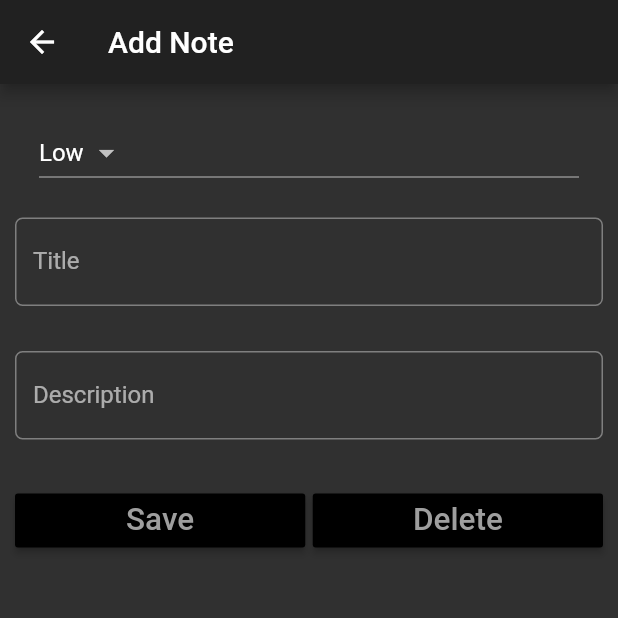
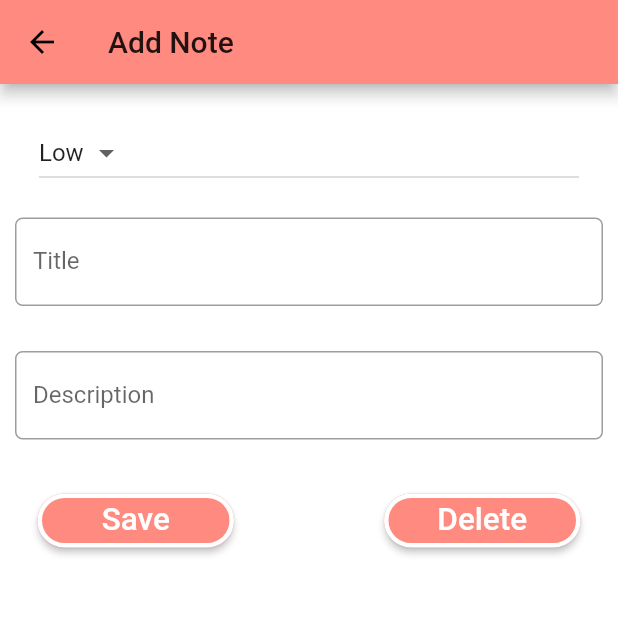
Before and after one commit to arundogra/notelist, a Flutter app: the screen it shows after launch, after a tap on the "add" icon, on a phone screen of 412 x 824 dp, the top half of it. Run offline on Flutter 3.47's test engine with Material 2 defaults, Android fonts, the phone set to English and light mode, and no system bars; Roboto replaces fonts that are missing (Georgia).

Commit message:
updating UI

```diff
--- a/lib/main.dart
+++ b/lib/main.dart
@@ -1,7 +1,5 @@
 import 'package:flutter/material.dart';
 import 'package:notelist/screens/notelist.dart';
-// import 'package:notelist/screens/notedetails.dart';
-
 
 void main() {
   runApp(MyApp());
@@ -12,9 +10,9 @@ class MyApp extends StatelessWidget {
   Widget build(BuildContext context) {
     return MaterialApp(
         theme: ThemeData(
-        brightness: Brightness.dark,
-        primaryColor: Colors.lightGreenAccent[800],
-        accentColor: Colors.grey[600],
+        canvasColor: Colors.white,
+        primaryColor: Colors.redAccent[100],
+        accentColor: Colors.redAccent[100],
         fontFamily: 'Georgia',
         ),
 
--- a/lib/screens/notedetails.dart
+++ b/lib/screens/notedetails.dart
@@ -29,6 +29,7 @@ class NoteDetailsState extends State<NoteDetails> {
         homePage();
       },
       child: Scaffold(
+
       appBar: AppBar(
         title: Text(appBarTitle),
         leading: IconButton(icon: Icon(
@@ -95,16 +96,21 @@ class NoteDetailsState extends State<NoteDetails> {
               ),
             ),
             Padding(
-              padding: EdgeInsets.only(top: 15.0, bottom: 15.0),
+              padding: EdgeInsets.only(top: 15.0, bottom: 15.0, right: 15.0, left: 15.0),
               child: Row(
                 children: <Widget>[
                   Expanded(
                     child: RaisedButton(
-                      color: Theme.of(context).primaryColorDark,
-                      textColor: Theme.of(context).primaryColorLight,
+                      color: Colors.redAccent[100],
+                      textColor: Colors.white,
+                      shape: RoundedRectangleBorder(
+                          borderRadius: BorderRadius.circular(20.0),
+                          side: BorderSide(color: Colors.white, width: 3.0)
+                      ),
                       child: Text(
                         'Save',
                         textScaleFactor: 1.5,
+
                       ),
                       onPressed: () {
                         setState(() {
@@ -114,11 +120,15 @@ class NoteDetailsState extends State<NoteDetails> {
                     ),
                   ),
 
-                  Container(width: 5.0,),
+                  Container(width: 100.0,),
                   Expanded(
                     child: RaisedButton(
-                      color: Theme.of(context).primaryColorDark,
-                      textColor: Theme.of(context).primaryColorLight,
+                      color: Colors.redAccent[100],
+                      textColor: Colors.white,
+                      shape: RoundedRectangleBorder(
+                          borderRadius: BorderRadius.circular(20.0),
+                          side: BorderSide(color: Colors.white, width: 3.0)
+                      ),
                       child: Text(
                         'Delete',
                         textScaleFactor: 1.5,
--- a/lib/screens/notelist.dart
+++ b/lib/screens/notelist.dart
@@ -1,6 +1,7 @@
 import 'package:flutter/material.dart';
 import 'package:notelist/screens/notedetails.dart';
 
+//Notelist StateFulWidget
 class NoteList extends StatefulWidget {
 
   @override
@@ -20,6 +21,10 @@ class NoteListState extends State<NoteList> {
       ),
       body: getNoteListView(),
       floatingActionButton: FloatingActionButton(
+        shape: RoundedRectangleBorder(
+          borderRadius: BorderRadius.circular(21.0),
+            side: BorderSide(color: Colors.white, width: 6.0)
+        ),
         onPressed: () {
           debugPrint('Test Floating Butoon');
           navigatePages('Add Note');
@@ -29,6 +34,8 @@ class NoteListState extends State<NoteList> {
       ),
     );
   }
+
+  //Get Notelist
   ListView getNoteListView () {
     TextStyle textStyle = Theme.of(context).textTheme.subtitle1;
     return ListView.builder(
@@ -47,6 +54,7 @@ class NoteListState extends State<NoteList> {
               title: Text('Title'),
               subtitle: Text('Date'),
               trailing: Icon(Icons.delete, color: Colors.grey,),
+
               onTap: (){
                 debugPrint('test');
                 navigatePages('Edit Note');
```
